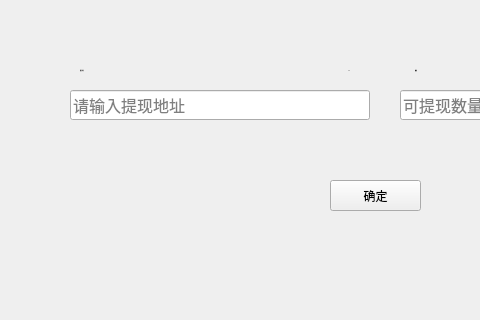
Above: withdrawpage/WithdrawInputWidget.ui from HcashOrg/hx-indicator before the change; both pictures show x 0 to 480 and y 0 to 320 of the 770 by 450 pixel window. Below: the same form after it.
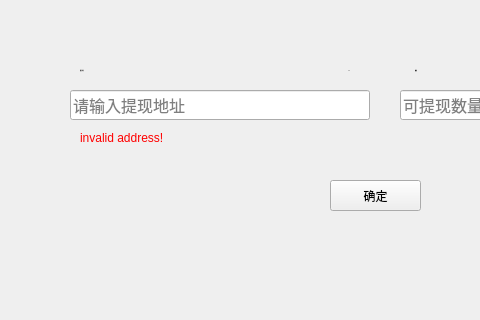
That is the form after the change.

What changed in the file:
```diff
--- a/withdrawpage/WithdrawInputWidget.ui
+++ b/withdrawpage/WithdrawInputWidget.ui
@@ -179,6 +179,22 @@
     <string/>
    </property>
   </widget>
+  <widget class="QLabel" name="label_tipAddr">
+   <property name="geometry">
+    <rect>
+     <x>80</x>
+     <y>130</y>
+     <width>271</width>
+     <height>16</height>
+    </rect>
+   </property>
+   <property name="styleSheet">
+    <string notr="true">color: red;</string>
+   </property>
+   <property name="text">
+    <string>invalid address!</string>
+   </property>
+  </widget>
  </widget>
  <resources/>
  <connections/>
```
